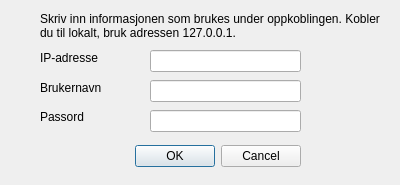
Old version of the form src/QT/jobber/jobber/connectpsql.ui in the repository andersbo87/sources.
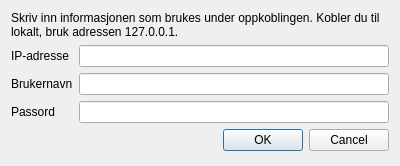
New version of the form.

```diff
--- a/src/QT/jobber/jobber/connectpsql.ui
+++ b/src/QT/jobber/jobber/connectpsql.ui
@@ -7,119 +7,71 @@
     <x>0</x>
     <y>0</y>
     <width>400</width>
-    <height>185</height>
+    <height>166</height>
    </rect>
   </property>
   <property name="windowTitle">
    <string>Logg inn til PostgreSQL</string>
   </property>
-  <widget class="QDialogButtonBox" name="buttonBox">
-   <property name="geometry">
-    <rect>
-     <x>0</x>
-     <y>140</y>
-     <width>301</width>
-     <height>32</height>
-    </rect>
-   </property>
-   <property name="orientation">
-    <enum>Qt::Horizontal</enum>
-   </property>
-   <property name="standardButtons">
-    <set>QDialogButtonBox::Cancel|QDialogButtonBox::Ok</set>
-   </property>
-  </widget>
+  <layout class="QFormLayout" name="formLayout">
+   <item row="0" column="0" colspan="2">
+    <widget class="QLabel" name="label_4">
+     <property name="text">
+      <string>Skriv inn informasjonen som brukes under oppkoblingen. Kobler du til lokalt, bruk adressen 127.0.0.1.</string>
+     </property>
+     <property name="scaledContents">
+      <bool>false</bool>
+     </property>
+     <property name="wordWrap">
+      <bool>true</bool>
+     </property>
+    </widget>
+   </item>
+   <item row="1" column="0">
   <widget class="QLabel" name="label">
-   <property name="geometry">
-    <rect>
-     <x>40</x>
-     <y>50</y>
-     <width>81</width>
-     <height>16</height>
-    </rect>
-   </property>
    <property name="text">
     <string>IP-adresse</string>
    </property>
   </widget>
+   </item>
+   <item row="1" column="1">
+    <widget class="QLineEdit" name="lineEdit_Host"/>
+   </item>
+   <item row="2" column="0">
   <widget class="QLabel" name="label_2">
-   <property name="geometry">
-    <rect>
-     <x>40</x>
-     <y>80</y>
-     <width>71</width>
-     <height>16</height>
-    </rect>
-   </property>
    <property name="text">
     <string>Brukernavn</string>
    </property>
   </widget>
+   </item>
+   <item row="2" column="1">
+    <widget class="QLineEdit" name="lineEdit_User"/>
+   </item>
+   <item row="3" column="0">
   <widget class="QLabel" name="label_3">
-   <property name="geometry">
-    <rect>
-     <x>40</x>
-     <y>110</y>
-     <width>59</width>
-     <height>14</height>
-    </rect>
-   </property>
    <property name="text">
     <string>Passord</string>
    </property>
   </widget>
-  <widget class="QLineEdit" name="lineEdit_Host">
-   <property name="geometry">
-    <rect>
-     <x>150</x>
-     <y>50</y>
-     <width>151</width>
-     <height>22</height>
-    </rect>
-   </property>
-  </widget>
-  <widget class="QLineEdit" name="lineEdit_User">
-   <property name="geometry">
-    <rect>
-     <x>150</x>
-     <y>80</y>
-     <width>151</width>
-     <height>22</height>
-    </rect>
-   </property>
-  </widget>
+   </item>
+   <item row="3" column="1">
   <widget class="QLineEdit" name="lineEdit_Password">
-   <property name="geometry">
-    <rect>
-     <x>150</x>
-     <y>110</y>
-     <width>151</width>
-     <height>22</height>
-    </rect>
-   </property>
    <property name="echoMode">
     <enum>QLineEdit::Password</enum>
    </property>
   </widget>
-  <widget class="QLabel" name="label_4">
-   <property name="geometry">
-    <rect>
-     <x>40</x>
-     <y>10</y>
-     <width>351</width>
-     <height>31</height>
-    </rect>
-   </property>
-   <property name="text">
-    <string>Skriv inn informasjonen som brukes under oppkoblingen. Kobler du til lokalt, bruk adressen 127.0.0.1.</string>
-   </property>
-   <property name="scaledContents">
-    <bool>false</bool>
-   </property>
-   <property name="wordWrap">
-    <bool>true</bool>
-   </property>
-  </widget>
+   </item>
+   <item row="4" column="0" colspan="2">
+    <widget class="QDialogButtonBox" name="buttonBox">
+     <property name="orientation">
+      <enum>Qt::Horizontal</enum>
+     </property>
+     <property name="standardButtons">
+      <set>QDialogButtonBox::Cancel|QDialogButtonBox::Ok</set>
+     </property>
+    </widget>
+   </item>
+  </layout>
  </widget>
  <resources/>
  <connections>
```
Left out of the diff: 23 changed lines with no effect on the pictures. Lines whose indentation alone changed are shown as unchanged.
